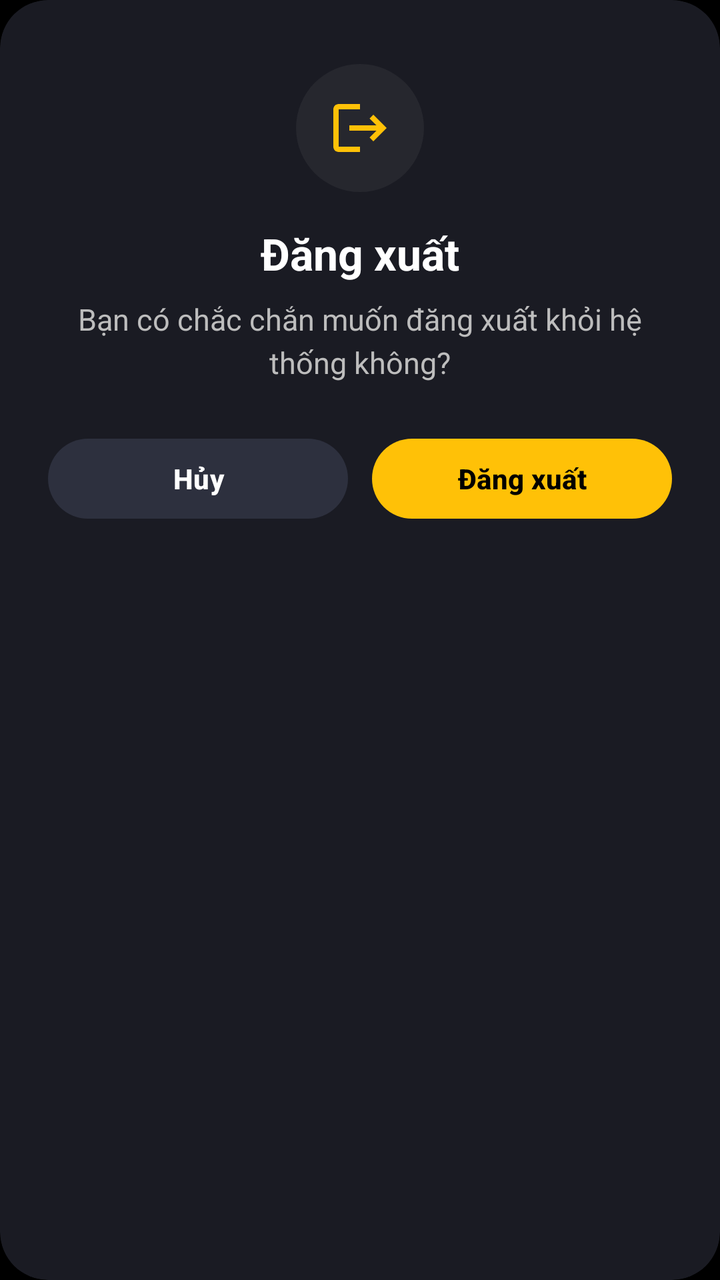
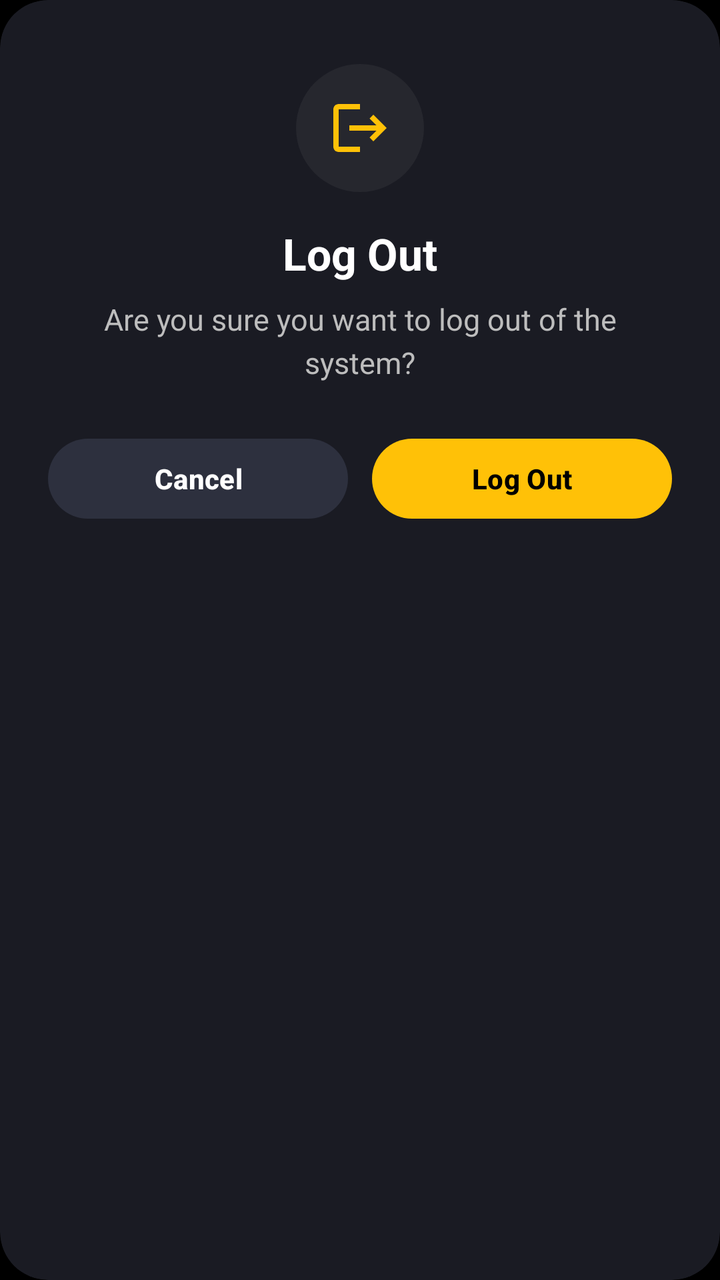

The first picture is an Android layout as it rendered before a commit; the second is the same layout after the commit. The layout source and the unified diff follow.
<!-- AndroidManifest.xml: application theme Theme.Moviebookingapp -->
<!-- res/layout/dialog_confirm_logout.xml -->
<?xml version="1.0" encoding="utf-8"?>
<com.google.android.material.card.MaterialCardView xmlns:android="http://schemas.android.com/apk/res/android"
    xmlns:app="http://schemas.android.com/apk/res-auto"
    android:layout_width="320dp"
    android:layout_height="wrap_content"
    android:layout_gravity="center"
    app:cardBackgroundColor="#1A1B23"
    app:cardCornerRadius="24dp"
    app:cardElevation="8dp"
    app:strokeWidth="0dp">

    <LinearLayout
        android:layout_width="match_parent"
        android:layout_height="wrap_content"
        android:gravity="center_horizontal"
        android:orientation="vertical"
        android:padding="24dp">

        
        <FrameLayout
            android:layout_width="64dp"
            android:layout_height="64dp"
            android:layout_marginTop="8dp"
            android:layout_marginBottom="16dp"
            android:background="@drawable/bg_circle_icon"
            android:padding="16dp">

            <ImageView
                android:layout_width="match_parent"
                android:layout_height="match_parent"
                android:src="@drawable/ic_logout"
                app:tint="@color/yellow" />
        </FrameLayout>

        
        <TextView
            android:layout_width="wrap_content"
            android:layout_height="wrap_content"
            android:text="Đăng xuất"
            android:textColor="#FFFFFF"
            android:textSize="22sp"
            android:textStyle="bold"
            android:layout_marginBottom="8dp" />

        
        <TextView
            android:layout_width="match_parent"
            android:layout_height="wrap_content"
            android:gravity="center"
            android:text="Bạn có chắc chắn muốn đăng xuất khỏi hệ thống không?"
            android:textColor="#BDBDBD"
            android:textSize="15sp"
            android:layout_marginBottom="24dp"
            android:lineSpacingMultiplier="1.2" />

        
        <LinearLayout
            android:layout_width="match_parent"
            android:layout_height="wrap_content"
            android:orientation="horizontal"
            android:weightSum="2">

            
            <com.google.android.material.button.MaterialButton
                android:id="@+id/btnCancelLogout"
                android:layout_width="0dp"
                android:layout_height="48dp"
                android:layout_weight="1"
                android:layout_marginEnd="6dp"
                android:text="Hủy"
                android:textColor="#FFFFFF"
                android:textSize="14sp"
                android:textStyle="bold"
                app:backgroundTint="#2D303E"
                app:cornerRadius="24dp"
                style="@style/Widget.Material3.Button.TextButton" />

            
            <com.google.android.material.button.MaterialButton
                android:id="@+id/btnConfirmLogout"
                android:layout_width="0dp"
                android:layout_height="48dp"
                android:layout_weight="1"
                android:layout_marginStart="6dp"
                android:text="Đăng xuất"
                android:textColor="#000000"
                android:textSize="14sp"
                android:textStyle="bold"
                app:backgroundTint="@color/yellow"
                app:cornerRadius="24dp" />
        </LinearLayout>

    </LinearLayout>

</com.google.android.material.card.MaterialCardView>
<!-- resources referenced by this layout -->
<resources>
  <color name="yellow">#FFC107</color>
  <!-- drawable bg_circle_icon (drawable) -->
  <?xml version="1.0" encoding="utf-8"?>
  <shape xmlns:android="http://schemas.android.com/apk/res/android"
      android:shape="oval">
      <solid android:color="#0DFFFFFF" />
  </shape>
  <!-- drawable ic_logout (drawable) -->
  <vector xmlns:android="http://schemas.android.com/apk/res/android"
      android:width="24dp"
      android:height="24dp"
      android:viewportWidth="24"
      android:viewportHeight="24">
      <path
          android:fillColor="@android:color/white"
          android:pathData="M17,7l-1.41,1.41L18.17,11H8v2h10.17l-2.58,2.58L17,17l5,-5zM4,5h8V3H4c-1.1,0 -2,0.9 -2,2v14c0,1.1 0.9,2 2,2h8v-2H4V5z"/>
  </vector>
  <style name="Theme.Moviebookingapp" parent="Base.Theme.Moviebookingapp" />
  <style name="Base.Theme.Moviebookingapp" parent="Theme.Material3.DayNight.NoActionBar">
          <item name="colorPrimary">@color/yellow</item>
          <item name="android:windowBackground">@color/background_black</item>
          <item name="android:statusBarColor">@color/background_black</item>
      </style>
  <color name="background_black">#FF000000</color>
</resources>

<!-- the commit's change to res/layout/dialog_confirm_logout.xml (unified diff, before → after) -->
@@ -36,7 +36,7 @@
         <TextView
             android:layout_width="wrap_content"
             android:layout_height="wrap_content"
-            android:text="Đăng xuất"
+            android:text="Log Out"
             android:textColor="#FFFFFF"
             android:textSize="22sp"
             android:textStyle="bold"
@@ -47,7 +47,7 @@
             android:layout_width="match_parent"
             android:layout_height="wrap_content"
             android:gravity="center"
-            android:text="Bạn có chắc chắn muốn đăng xuất khỏi hệ thống không?"
+            android:text="Are you sure you want to log out of the system?"
             android:textColor="#BDBDBD"
             android:textSize="15sp"
             android:layout_marginBottom="24dp"
@@ -67,7 +67,7 @@
                 android:layout_height="48dp"
                 android:layout_weight="1"
                 android:layout_marginEnd="6dp"
-                android:text="Hủy"
+                android:text="Cancel"
                 android:textColor="#FFFFFF"
                 android:textSize="14sp"
                 android:textStyle="bold"
@@ -82,7 +82,7 @@
                 android:layout_height="48dp"
                 android:layout_weight="1"
                 android:layout_marginStart="6dp"
-                android:text="Đăng xuất"
+                android:text="Log Out"
                 android:textColor="#000000"
                 android:textSize="14sp"
                 android:textStyle="bold"
